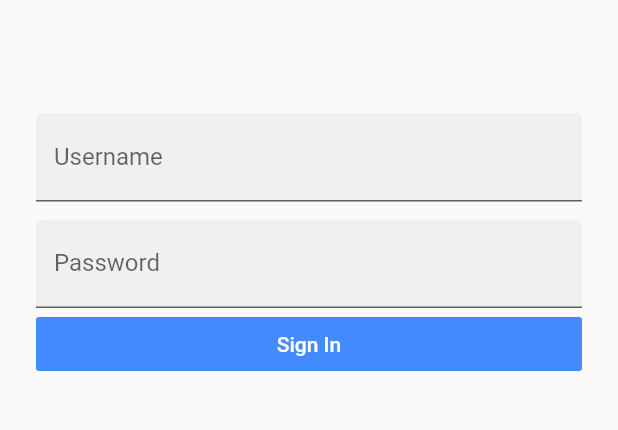
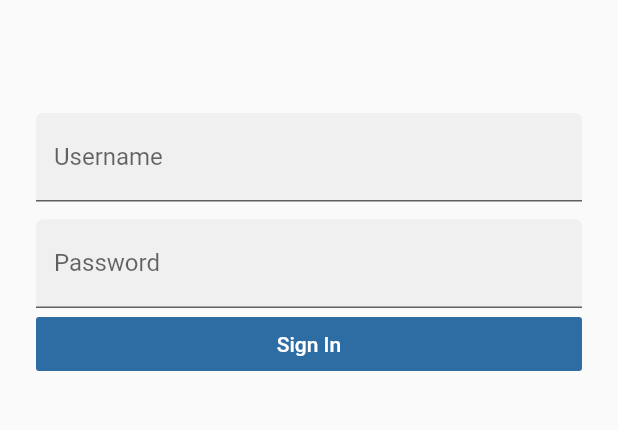
Before and after one commit to SeniorProj19/FacialRecognition, a Flutter app: the screen it shows after launch, on a phone screen of 412 x 824 dp, the part 491-921 px from its top. Run offline on Flutter 3.47's test engine with Material 2 defaults, Android fonts, the phone set to English and light mode, and no system bars; our stand-ins replace camera, expandable.

Commit message:
Update sign_in_page.dart
changed the color of the sign in button to match the lock

```diff
--- a/clear_orbit_app/lib/pages/sign_in_page.dart
+++ b/clear_orbit_app/lib/pages/sign_in_page.dart
@@ -58,7 +58,7 @@ class _ListPageState extends State<LoginPage> {
           ),
           FlatButton(
             child: Text('Sign In', style: TextStyle(color: Colors.white),),
-            color: Colors.blueAccent,
+            color: Color.fromRGBO(46, 108, 164, 1),
             onPressed: () {
               // send data
               // wait for server response
```
